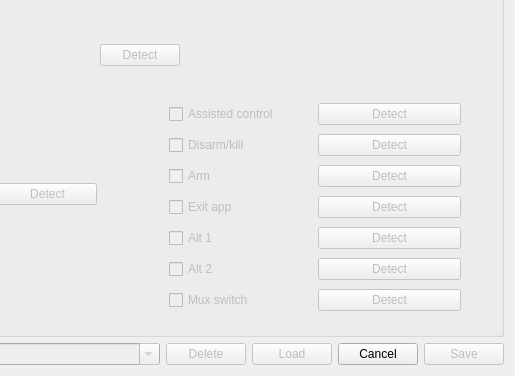
Old version of the form src/cfclient/ui/dialogs/inputconfigdialogue.ui in the repository bitcraze/crazyflie-clients-python; both pictures show x 442 to 957 and y 136 to 512 of the 957 by 512 pixel window.
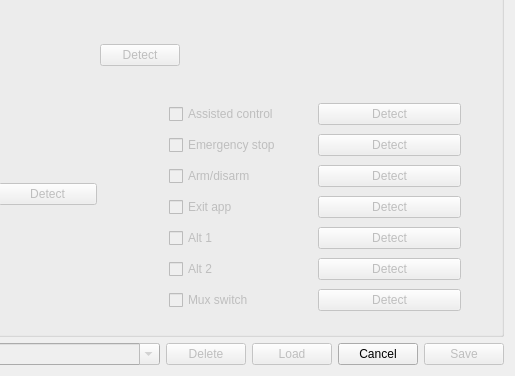
New version of the form.

Commit message: Corrected labels in config dialog

What changed in the file:
```diff
--- a/src/cfclient/ui/dialogs/inputconfigdialogue.ui
+++ b/src/cfclient/ui/dialogs/inputconfigdialogue.ui
@@ -612,7 +612,7 @@
               <bool>false</bool>
              </property>
              <property name="text">
-              <string>Disarm/kill</string>
+              <string>Emergency stop</string>
              </property>
              <property name="checkable">
               <bool>true</bool>
@@ -655,7 +655,7 @@
               <bool>false</bool>
              </property>
              <property name="text">
-              <string>Arm</string>
+              <string>Arm/disarm</string>
              </property>
              <property name="checkable">
               <bool>true</bool>
```
